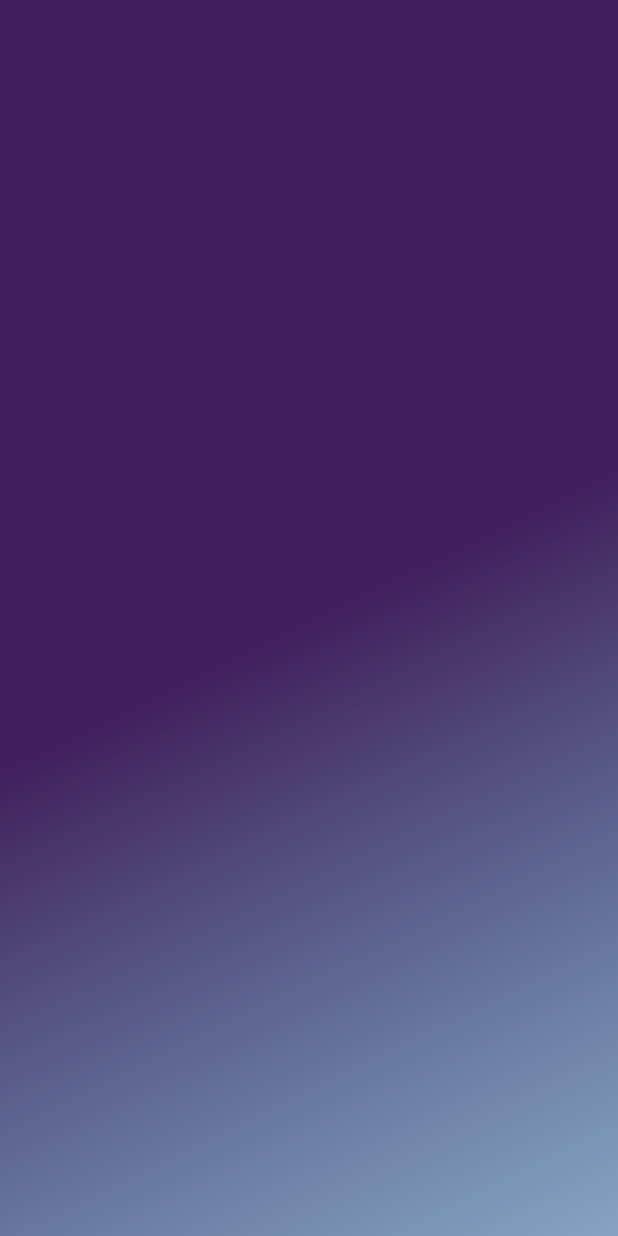
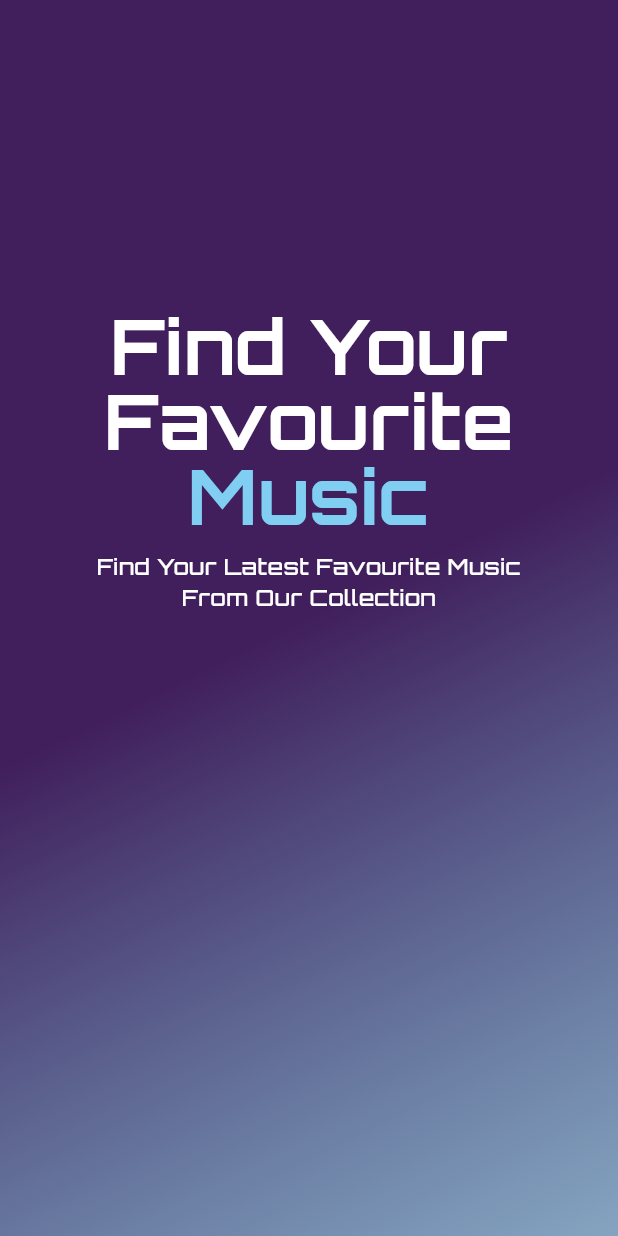
Before and after one commit to Eslamadelelkhouly/musicapp, a Flutter app: the screen it shows after launch, on a phone screen of 412 x 824 dp. Run offline on Flutter 3.47's test engine with Material 3 defaults, Android fonts, the phone set to English and light mode, and no system bars; our stand-ins replace go_router, google_fonts.

Commit message:
add title and descriptopn text

```diff
--- /dev/null
+++ b/lib/features/splash/presentation/view/widgets/custom_title.dart
@@ -0,0 +1,30 @@
+import 'package:flutter/material.dart';
+import 'package:musicapp/utils/core/color_style.dart';
+import 'package:musicapp/utils/core/style.dart';
+
+class CustomTitle extends StatelessWidget {
+  const CustomTitle({super.key});
+
+  @override
+  Widget build(BuildContext context) {
+    return Column(
+      children: [
+        Text(
+          textAlign: TextAlign.center,
+          'Find Your Favourite',
+          style: Style.textStylebold50.copyWith(
+            height: 1,
+          ),
+        ),
+        Text(
+          textAlign: TextAlign.center,
+          'Music',
+          style: Style.textStylebold50.copyWith(
+            height: 1,
+            color: ColorStyle.title,
+          ),
+        ),
+      ],
+    );
+  }
+}
--- /dev/null
+++ b/lib/features/splash/presentation/view/widgets/discription_widget.dart
@@ -0,0 +1,21 @@
+import 'package:flutter/material.dart';
+import 'package:musicapp/utils/core/style.dart';
+
+class DiscriptionWidget extends StatelessWidget {
+  const DiscriptionWidget({super.key});
+
+  @override
+  Widget build(BuildContext context) {
+    return Padding(
+      padding: const EdgeInsets.symmetric(vertical: 11),
+      child: Container(
+        width: MediaQuery.of(context).size.width * 0.8,
+        child: Text(
+          textAlign: TextAlign.center,
+          'Find Your Latest Favourite Music From Our Collection',
+          style: Style.textStylemedium15,
+        ),
+      ),
+    );
+  }
+}
--- a/lib/features/splash/presentation/view/widgets/splash_view_body.dart
+++ b/lib/features/splash/presentation/view/widgets/splash_view_body.dart
@@ -1,4 +1,6 @@
 import 'package:flutter/material.dart';
+import 'package:musicapp/features/splash/presentation/view/widgets/custom_title.dart';
+import 'package:musicapp/features/splash/presentation/view/widgets/discription_widget.dart';
 import 'package:musicapp/utils/core/color_style.dart';
 
 class SplashViewBody extends StatelessWidget {
@@ -16,6 +18,17 @@ class SplashViewBody extends StatelessWidget {
             ColorStyle.secondary.withOpacity(0.54),
           ],
         ),
-    ));
+      ),
+      child: Column(
+        crossAxisAlignment: CrossAxisAlignment.center,
+        children: [
+          SizedBox(
+            height: MediaQuery.of(context).size.height * 0.25,
+          ),
+          CustomTitle(),
+          DiscriptionWidget(),
+        ],
+      ),
+    );
   }
 }
--- a/lib/utils/core/color_style.dart
+++ b/lib/utils/core/color_style.dart
@@ -3,4 +3,5 @@ import 'package:flutter/material.dart';
 abstract class ColorStyle {
   static const primary = Color(0xff411F5C);
   static const secondary = Color(0xff261F5C8A);
+  static const title = Color(0xff80CFF2);
 }
```
Lines whose indentation alone changed are shown as unchanged.
